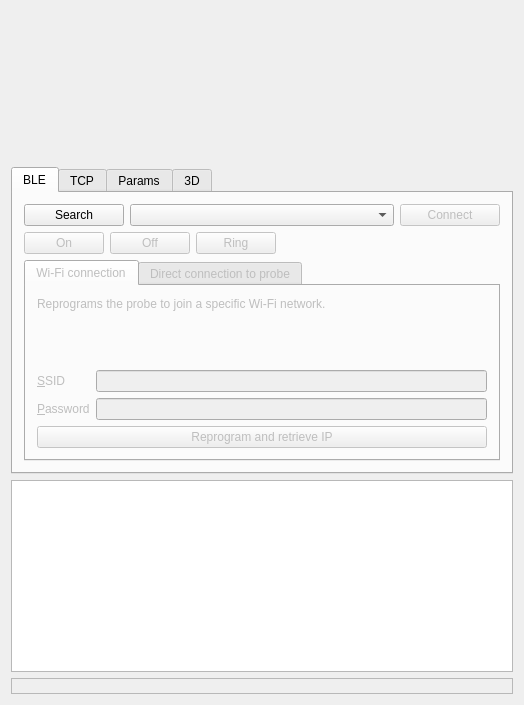
First picture: the form in examples/solum_qt/solumqt.ui, repository dev-threads/solum, before the edit.
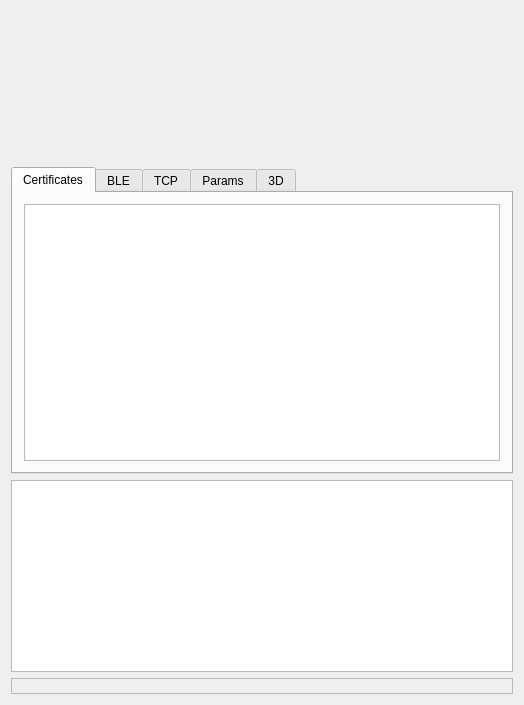
Second picture: the form after the edit. Custom widgets are drawn as their Qt base class.

Commit message: Qt: Certificates: display validity in a new table

```diff
--- a/examples/solum_qt/solumqt.ui
+++ b/examples/solum_qt/solumqt.ui
@@ -36,6 +36,41 @@
       <property name="currentIndex">
        <number>0</number>
       </property>
+      <widget class="QWidget" name="_certs">
+       <attribute name="title">
+        <string>Certificates</string>
+       </attribute>
+       <layout class="QVBoxLayout">
+        <item>
+         <widget class="QTableWidget" name="certtable">
+          <property name="editTriggers">
+           <set>QAbstractItemView::NoEditTriggers</set>
+          </property>
+          <property name="alternatingRowColors">
+           <bool>true</bool>
+          </property>
+          <property name="sortingEnabled">
+           <bool>true</bool>
+          </property>
+          <attribute name="horizontalHeaderMinimumSectionSize">
+           <number>0</number>
+          </attribute>
+          <attribute name="horizontalHeaderDefaultSectionSize">
+           <number>0</number>
+          </attribute>
+          <attribute name="horizontalHeaderShowSortIndicator" stdset="0">
+           <bool>true</bool>
+          </attribute>
+          <attribute name="horizontalHeaderStretchLastSection">
+           <bool>true</bool>
+          </attribute>
+          <attribute name="verticalHeaderVisible">
+           <bool>false</bool>
+          </attribute>
+         </widget>
+        </item>
+       </layout>
+      </widget>
       <widget class="QWidget" name="_ble">
        <attribute name="title">
         <string>BLE</string>
```
The commit also changes 2 other files.
